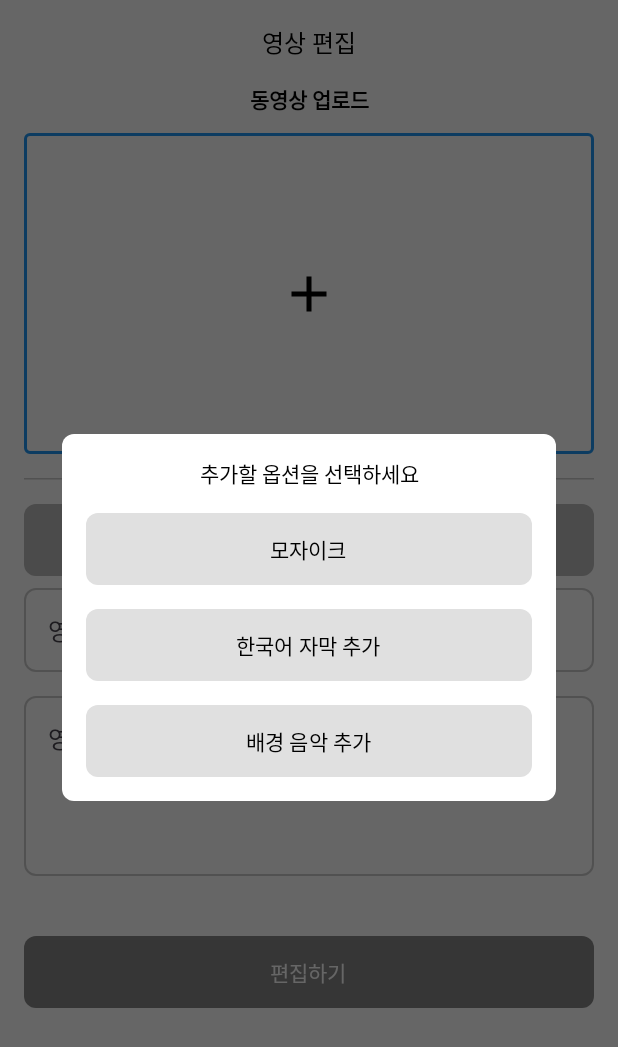
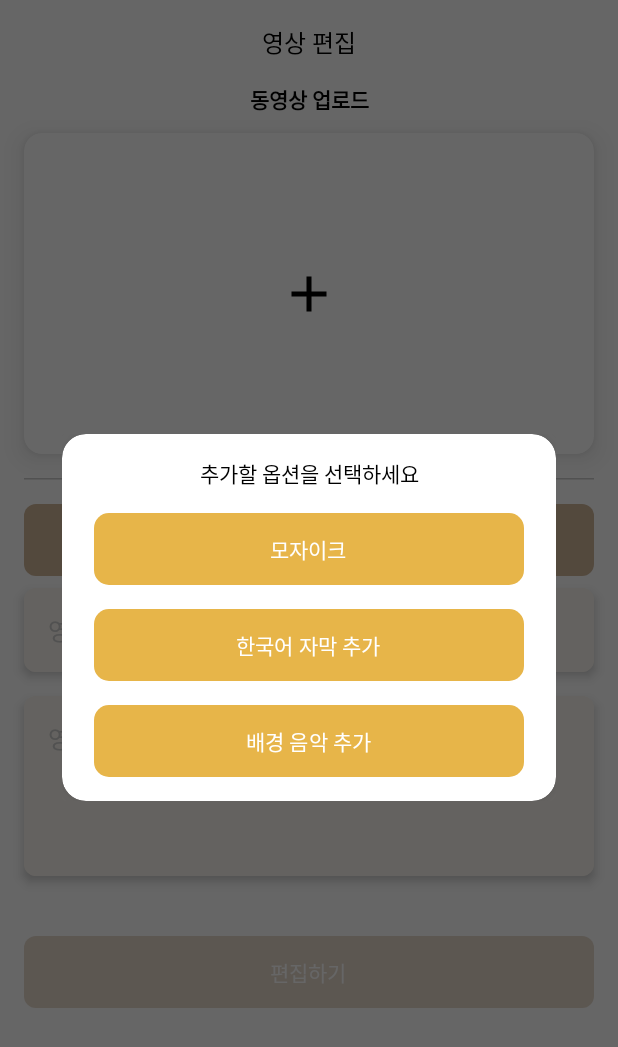
Before and after one commit to ssm-kim/StoryCut, an Android app built with Jetpack Compose: the composable EditScreen shown on its own in the app's theme, after a tap on "옵션추가", on a phone screen of 412 x 824 dp. Shown: the top 1047 px of the screen. Run offline under Robolectric (Android 15) with nearby library versions, the phone set to English and light mode, and no system bars; our stand-ins replace Dagger/Hilt's generated code; pictures from the network do not load.

Commit message:
feat: 화면 디자인 수정
- Dialog 화면 디자인(색감) 수정
- 영상 편집 입력 화면 디자인 수정

```diff
--- a/frontend/storycut/app/src/main/java/com/ssafy/storycut/ui/edit/EditScreen.kt
+++ b/frontend/storycut/app/src/main/java/com/ssafy/storycut/ui/edit/EditScreen.kt
@@ -19,7 +19,9 @@ import androidx.compose.material3.*
 import androidx.compose.runtime.*
 import androidx.compose.ui.Alignment
 import androidx.compose.ui.Modifier
+import androidx.compose.ui.draw.clip
 import androidx.compose.ui.draw.drawWithContent
+import androidx.compose.ui.draw.shadow
 import androidx.compose.ui.geometry.CornerRadius
 import androidx.compose.ui.graphics.Color
 import androidx.compose.ui.graphics.PathEffect
@@ -173,7 +175,14 @@ fun EditScreen(
                 modifier = Modifier
                     .fillMaxWidth()
                     .aspectRatio(16f / 9f)
-                    .border(2.dp, Color(0xFF2196F3), RoundedCornerShape(4.dp))
+                    .shadow(
+                        elevation = 8.dp,
+                        shape = RoundedCornerShape(12.dp),
+                        spotColor = Color.Gray
+                    )
+                    .clip(RoundedCornerShape(12.dp))
+                    .background(Color.White)
+                    .border(1.dp, Color.White, RoundedCornerShape(12.dp))
                     .clickable { showVideoDialog = true },
                 contentAlignment = Alignment.Center
             ) {
@@ -373,7 +382,7 @@ fun EditScreen(
                     .fillMaxWidth()
                     .height(48.dp),
                 colors = ButtonDefaults.buttonColors(
-                    containerColor = Color(0xFFBBBBBB),
+                    containerColor = Color(0xFFD0B699),
                     disabledContainerColor = Color(0xFFDDDDDD)
                 ),
                 shape = RoundedCornerShape(8.dp),
@@ -381,21 +390,28 @@ fun EditScreen(
             ) {
                 Text(
                     "옵션추가",
-                    color = if (allOptionsAdded) Color.Gray else Color.Black
+                    color = if (allOptionsAdded) Color.Gray else Color.White
                 )
             }
 
             // 영상 제목 입력 필드 (두 번째 파일에서 추가됨)
-            OutlinedTextField(
+            TextField(
                 value = viewModel.videoTitle,
                 onValueChange = { viewModel.updateVideoTitle(it) },
-                placeholder = { Text("영상 제목을 입력하세요") },
+                placeholder = { Text("영상 제목을 입력하세요", color = Color.LightGray) },
                 modifier = Modifier
                     .fillMaxWidth()
-                    .padding(bottom = 8.dp),
-                colors = OutlinedTextFieldDefaults.colors(
-                    unfocusedBorderColor = Color.LightGray,
-                    focusedBorderColor = Color.Gray
+                    .padding(bottom = 8.dp)
+                    .shadow(
+                        elevation = 4.dp,
+                        shape = RoundedCornerShape(8.dp)
+                    )
+                    .background(Color(0xFFFCF7F0)),
+                colors = TextFieldDefaults.colors(
+                    unfocusedIndicatorColor = Color.Transparent,
+                    focusedIndicatorColor = Color.Transparent,
+                    unfocusedContainerColor = Color(0xFFFCF7F0),
+                    focusedContainerColor = Color(0xFFFCF7F0)
                 ),
                 shape = RoundedCornerShape(8.dp)
             )
@@ -404,13 +420,20 @@ fun EditScreen(
             OutlinedTextField(
                 value = viewModel.promptText,
                 onValueChange = { viewModel.updatePromptText(it) },
-                placeholder = { Text("영상에 대한 프롬프트를 입력하세요") },
+                placeholder = { Text("영상에 대한 프롬프트를 입력하세요", color = Color.LightGray) },
                 modifier = Modifier
                     .fillMaxWidth()
+                    .shadow(
+                        elevation = 4.dp,
+                        shape = RoundedCornerShape(8.dp)
+                    )
+                    .background(Color(0xFFFCF7F0))
                     .height(120.dp),
-                colors = OutlinedTextFieldDefaults.colors(
-                    unfocusedBorderColor = Color.LightGray,
-                    focusedBorderColor = Color.Gray
+                colors = TextFieldDefaults.colors(
+                    unfocusedIndicatorColor = Color.Transparent,
+                    focusedIndicatorColor = Color.Transparent,
+                    unfocusedContainerColor = Color(0xFFFCF7F0),
+                    focusedContainerColor = Color(0xFFFCF7F0)
                 ),
                 shape = RoundedCornerShape(8.dp)
             )
@@ -438,8 +461,8 @@ fun EditScreen(
                     .fillMaxWidth()
                     .height(48.dp),
                 colors = ButtonDefaults.buttonColors(
-                    containerColor = Color.Black,
-                    disabledContainerColor = Color.Gray
+                    containerColor = Color(0xFFD0B699),
+                    disabledContainerColor = Color(0xFFD0B699).copy(alpha = 0.5f)
                 ),
                 shape = RoundedCornerShape(8.dp),
                 enabled = (!viewModel.isLoading && (viewModel.videoSelected || selectedVideoDto != null)) // 선택된 비디오가 있거나 VideoDto가 있는 경우 활성화
--- a/frontend/storycut/app/src/main/java/com/ssafy/storycut/ui/edit/dialog/OptionDialog.kt
+++ b/frontend/storycut/app/src/main/java/com/ssafy/storycut/ui/edit/dialog/OptionDialog.kt
@@ -6,6 +6,7 @@ import androidx.compose.material3.*
 import androidx.compose.runtime.*
 import androidx.compose.ui.Alignment
 import androidx.compose.ui.Modifier
+import androidx.compose.ui.draw.shadow
 import androidx.compose.ui.graphics.Color
 import androidx.compose.ui.text.style.TextAlign
 import androidx.compose.ui.unit.dp
@@ -32,14 +33,19 @@ fun OptionDialog(
         Card(
             modifier = Modifier
                 .fillMaxWidth(0.8f)
-                .wrapContentHeight(),
-            shape = RoundedCornerShape(8.dp),
+                .wrapContentHeight()
+                .shadow(
+                    elevation = 8.dp,
+                    shape = RoundedCornerShape(16.dp),
+                    spotColor = Color.Gray.copy(alpha = 0.3f)
+                ),
+            shape = RoundedCornerShape(16.dp),
             colors = CardDefaults.cardColors(
                 containerColor = Color.White
             )
         ) {
             Column(
-                modifier = Modifier.padding(16.dp),
+                modifier = Modifier.padding(horizontal = 21.dp, vertical = 16.dp),
                 horizontalAlignment = Alignment.CenterHorizontally,
                 verticalArrangement = Arrangement.spacedBy(16.dp)
             ) {
@@ -63,11 +69,11 @@ fun OptionDialog(
                             .fillMaxWidth()
                             .height(48.dp),
                         colors = ButtonDefaults.buttonColors(
-                            containerColor = Color(0xFFE0E0E0)
+                            containerColor = Color(0xFFE7B549)
                         ),
-                        shape = RoundedCornerShape(8.dp)
+                        shape = RoundedCornerShape(10.dp)
                     ) {
-                        Text("모자이크", color = Color.Black)
+                        Text("모자이크", color = Color.White)
                     }
                 }
 
@@ -82,11 +88,11 @@ fun OptionDialog(
                             .fillMaxWidth()
                             .height(48.dp),
                         colors = ButtonDefaults.buttonColors(
-                            containerColor = Color(0xFFE0E0E0)
+                            containerColor = Color(0xFFE7B549)
                         ),
-                        shape = RoundedCornerShape(8.dp)
+                        shape = RoundedCornerShape(10.dp)
                     ) {
-                        Text("한국어 자막 추가", color = Color.Black)
+                        Text("한국어 자막 추가", color = Color.White)
                     }
                 }
 
@@ -101,11 +107,11 @@ fun OptionDialog(
                             .fillMaxWidth()
                             .height(48.dp),
                         colors = ButtonDefaults.buttonColors(
-                            containerColor = Color(0xFFE0E0E0)
+                            containerColor = Color(0xFFE7B549)
                         ),
-                        shape = RoundedCornerShape(8.dp)
+                        shape = RoundedCornerShape(10.dp)
                     ) {
-                        Text("배경 음악 추가", color = Color.Black)
+                        Text("배경 음악 추가", color = Color.White)
                     }
                 }
             }
--- a/frontend/storycut/app/src/main/java/com/ssafy/storycut/ui/navigation/BottomNavigationScreen.kt
+++ b/frontend/storycut/app/src/main/java/com/ssafy/storycut/ui/navigation/BottomNavigationScreen.kt
@@ -306,7 +306,7 @@ fun MainScreen(
                                             )
                                             .size(48.dp)
                                             .clip(CircleShape)
-                                            .background(Color(0xFFFFB800))
+                                            .background(Color(0xFFE7B549))
                                             .padding(12.dp),
                                         contentAlignment = Alignment.Center
                                     ) {
--- a/frontend/storycut/app/src/main/java/com/ssafy/storycut/ui/shorts/components/AuthScreen.kt
+++ b/frontend/storycut/app/src/main/java/com/ssafy/storycut/ui/shorts/components/AuthScreen.kt
@@ -28,7 +28,7 @@ fun AuthScreen(
             imageVector = Icons.Default.Add,
             contentDescription = "YouTube",
             modifier = Modifier.size(100.dp),
-            tint = Color.Red
+            tint = Color(0xFFFE4343)
         )
 
         Spacer(modifier = Modifier.height(32.dp))
@@ -58,7 +58,7 @@ fun AuthScreen(
                 .fillMaxWidth()
                 .height(56.dp),
             colors = ButtonDefaults.buttonColors(
-                containerColor = Color.Red
+                containerColor = Color(0xFFFE4343)
             )
         ) {
             Icon(
```
Also changed, not shown: frontend/storycut/app/src/main/java/com/ssafy/storycut/ui/common/VideoSelectorFullScreenDialog.kt (+12 -7 lines), frontend/storycut/app/src/main/java/com/ssafy/storycut/ui/common/VideoUploadDialog.kt (+4 -4 lines), frontend/storycut/app/src/main/java/com/ssafy/storycut/ui/home/dialog/RoomOptionsDialog.kt (+6 -5 lines), frontend/storycut/app/src/main/java/com/ssafy/storycut/ui/mypage/MyPageScreen.kt (+8 -8 lines).
